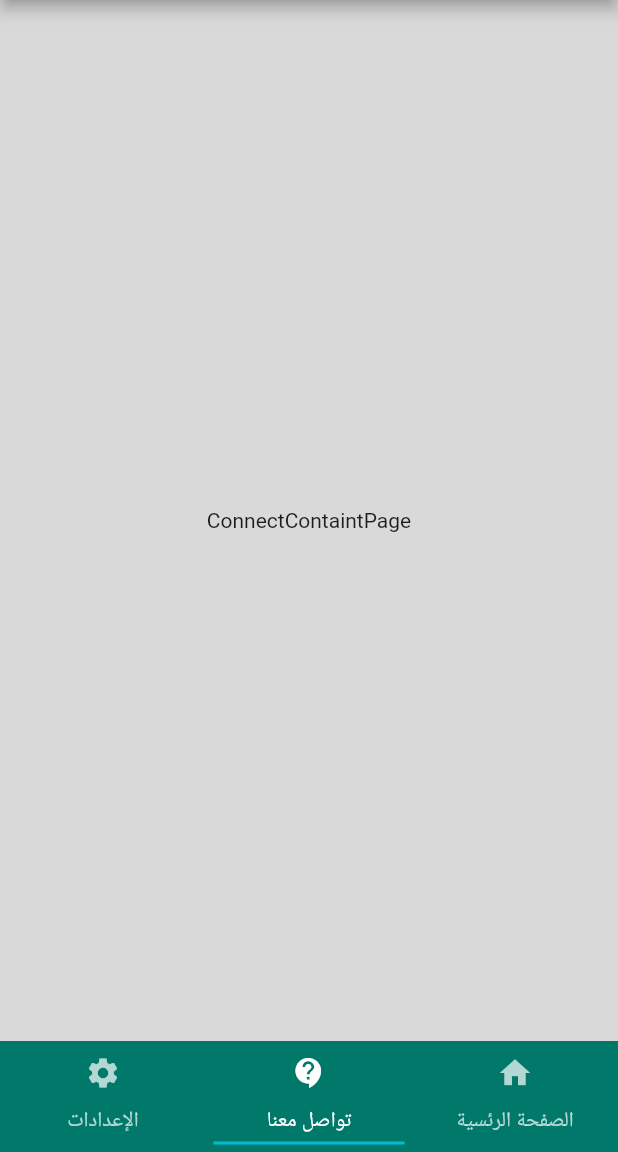
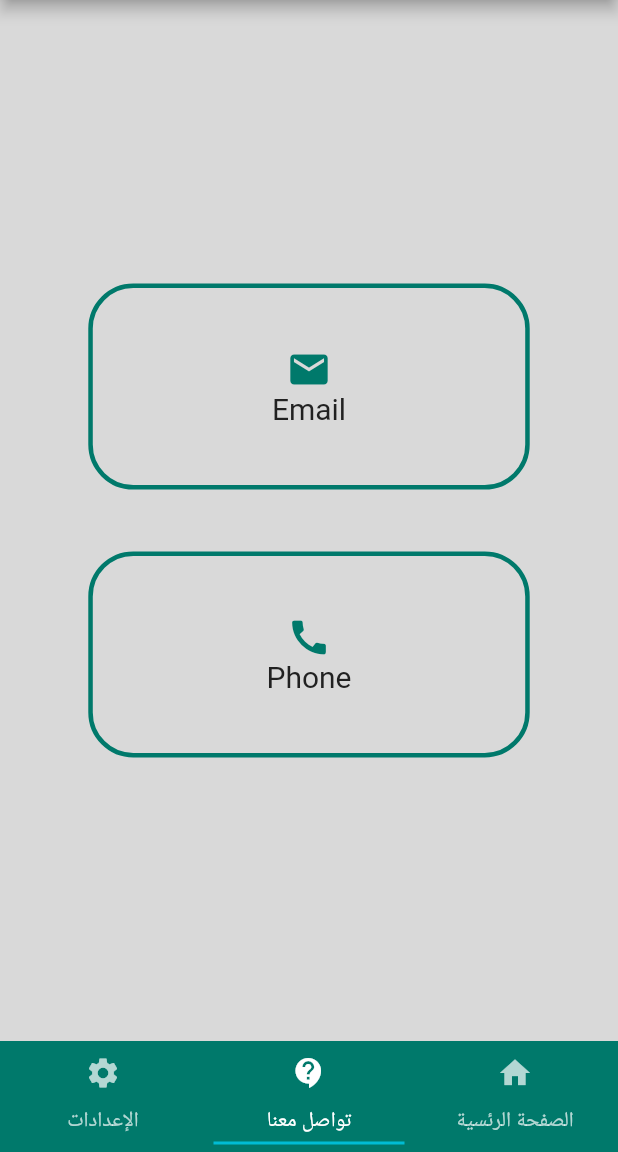
Before and after one commit to A-T-F-10/helping_needly_Lets_go, a Flutter app: the HomePage screen opened directly, item 2 of the bottom bar chosen, on a phone screen of 412 x 824 dp, the part 84-1236 px from its top. Run offline on Flutter 3.47's test engine with Material 2 defaults, Android fonts, the phone set to English and light mode, and no system bars; our stand-ins replace avatar_glow, cloud_firestore, email_validator, firebase_auth, firebase_core, get and 4 more; accounts and stored records are empty.

Commit message:
ConnectContaintPage

```diff
--- a/lib/pages/home/connect_containt_page.dart
+++ b/lib/pages/home/connect_containt_page.dart
@@ -1,13 +1,94 @@
 import 'package:flutter/material.dart';
-import 'package:helpings_needlys/chats/user_chats.dart';
+import 'package:helpings_needlys/core/utils/colors.dart';
+import 'package:helpings_needlys/core/utils/size_confg.dart';
+import 'package:url_launcher/url_launcher.dart';
 
 class ConnectContaintPage extends StatelessWidget {
   const ConnectContaintPage({Key? key}) : super(key: key);
 
   @override
   Widget build(BuildContext context) {
-    return Center(
-      child: Text('ConnectContaintPage'),
+    Color decorationColor = ColorsTheme.secondColor;
+    Color borderColor = ColorsTheme.darkPrimaryColor;
+    var widthContainer = SizeConfig.screenWidth! / 1.4;
+    var heightContainer = SizeConfig.screenHeight! / 6;
+
+    return Column(
+      mainAxisAlignment: MainAxisAlignment.center,
+      children: [
+        InkWell(
+          onTap: () => emailBoutton(),
+          child: Container(
+            decoration: BoxDecoration(
+              color: decorationColor,
+              border: Border.all(color: borderColor, width: 3),
+              borderRadius: BorderRadius.circular(30),
+            ),
+            width: widthContainer,
+            height: heightContainer,
+            child: Column(
+              mainAxisAlignment: MainAxisAlignment.center,
+              children: [
+                Icon(
+                  Icons.email,
+                  size: 30,
+                  color: borderColor,
+                ),
+                Text(
+                  'Email',
+                  style: TextStyle(fontSize: 20, color: ColorsTheme.blackColor),
+                ),
+              ],
+            ),
+          ),
+        ),
+        SizedBox(height: SizeConfig.screenHeight! / 20),
+        InkWell(
+          onTap: () => phoneBoutton(),
+          child: Container(
+            decoration: BoxDecoration(
+              color: decorationColor,
+              border: Border.all(color: borderColor, width: 3),
+              borderRadius: BorderRadius.circular(30),
+            ),
+            width: widthContainer,
+            height: heightContainer,
+            child: Column(
+              mainAxisAlignment: MainAxisAlignment.center,
+              children: [
+                Icon(
+                  Icons.call,
+                  size: 30,
+                  color: borderColor,
+                ),
+                Text(
+                  'Phone',
+                  style: TextStyle(
+                    fontSize: 20,
+                    color: ColorsTheme.blackColor,
+                  ),
+                ),
+              ],
+            ),
+          ),
+        ),
+      ],
     );
   }
+
+  emailBoutton() async {
+    const email = 'fdxgcujsfd@gmail.com';
+    Uri url = Uri(
+        scheme: "mailto", path: email, queryParameters: {'subject': 'مرحبا'});
+    if (await canLaunch(url.toString())) {
+      await launch(url.toString());
+    }
+  }
+
+  phoneBoutton() async {
+    const urlPhone = 'tel: 05748474856';
+    if (await canLaunch(urlPhone)) {
+      await launch(urlPhone);
+    }
+  }
 }
```
Also changed, not shown: lib/pages/home/home_containt_page.dart (+0 -20 lines), lib/pages/home/settings_containt_page.dart (+0 -15 lines), pubspec.yaml (line endings or trailing spaces).
